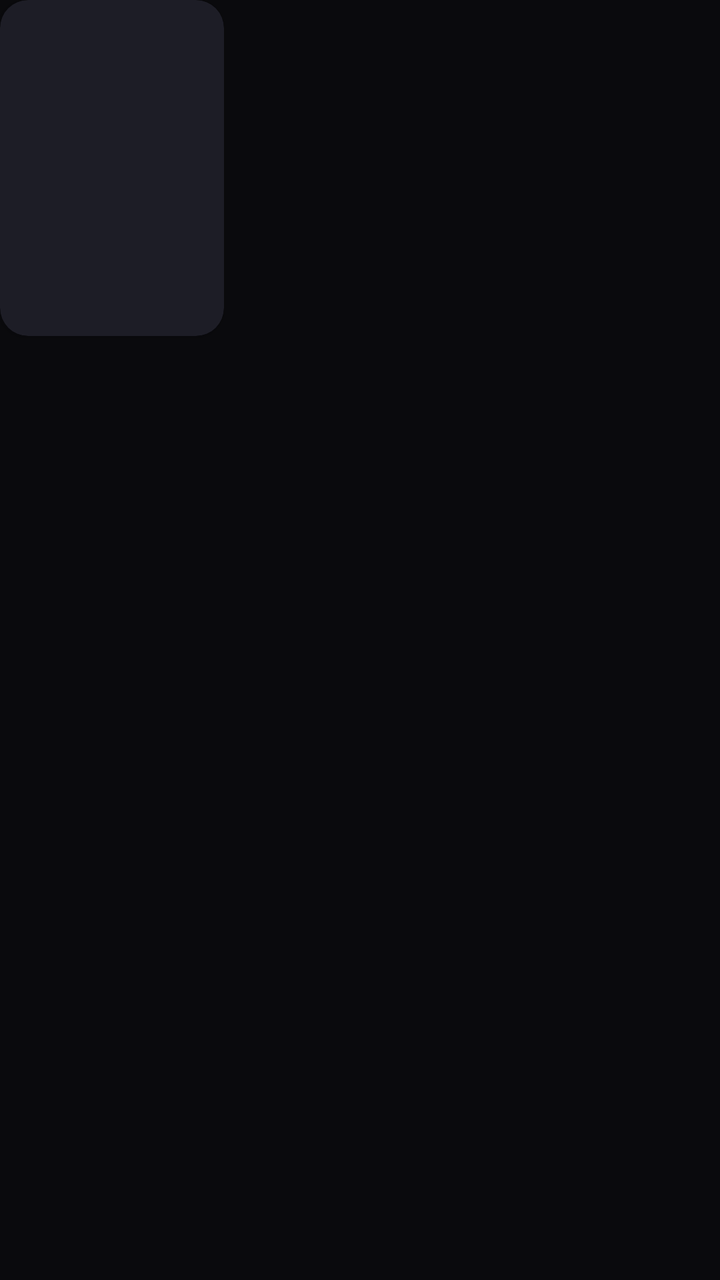
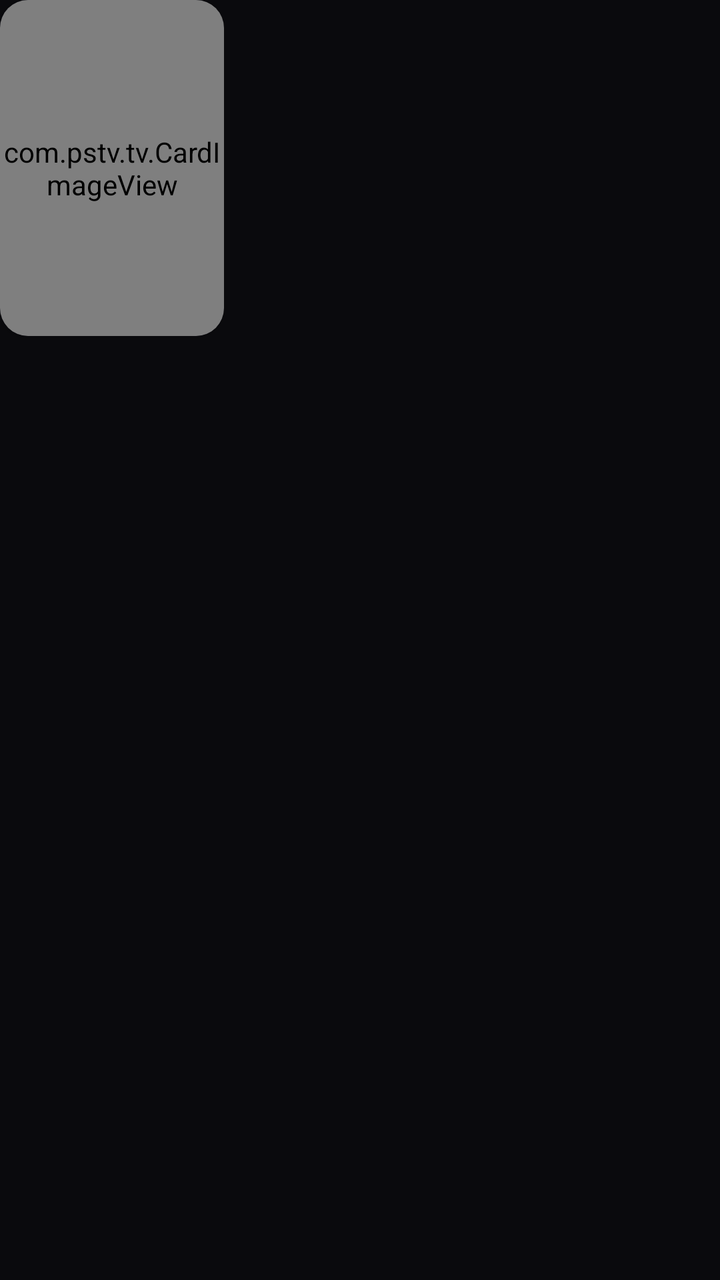

Before-and-after screenshots of an Android layout around one commit, followed by the original layout XML and the change that was made.
<!-- AndroidManifest.xml: application theme Theme.Pstv -->
<!-- res/layout/item_card.xml -->
<?xml version="1.0" encoding="utf-8"?>
<LinearLayout xmlns:android="http://schemas.android.com/apk/res/android"
    android:id="@+id/card"
    android:layout_width="wrap_content"
    android:layout_height="wrap_content"
    android:clipChildren="false"
    android:focusable="true"
    android:orientation="vertical">

    <FrameLayout
        android:id="@+id/card_frame"
        android:layout_width="@dimen/poster_w"
        android:layout_height="@dimen/poster_h"
        android:background="@drawable/card_bg"
        android:clipToOutline="true"
        android:duplicateParentState="true"
        android:elevation="2dp"
        android:foreground="@drawable/card_focus">

        <ImageView android:id="@+id/card_img" android:layout_width="match_parent" android:layout_height="match_parent" android:scaleType="centerCrop" />

        <TextView
            android:id="@+id/card_rank"
            android:layout_width="wrap_content"
            android:layout_height="wrap_content"
            android:layout_gravity="bottom|left"
            android:fontFamily="@string/font_strong"
            android:paddingLeft="8dp"
            android:shadowColor="#000000"
            android:shadowDx="0"
            android:shadowDy="2"
            android:shadowRadius="6"
            android:textColor="@color/text"
            android:textSize="@dimen/type_display"
            android:visibility="gone" />

        <View
            android:id="@+id/card_bar"
            android:layout_width="0dp"
            android:layout_height="3dp"
            android:layout_gravity="bottom"
            android:background="@color/text"
            android:visibility="gone" />
    </FrameLayout>

    
    <LinearLayout
        android:id="@+id/card_caption"
        android:layout_width="match_parent"
        android:layout_height="@dimen/caption_h"
        android:alpha="0"
        android:orientation="vertical"
        android:paddingLeft="2dp"
        android:paddingTop="6dp">

        <TextView
            android:id="@+id/card_label"
            android:layout_width="match_parent"
            android:layout_height="wrap_content"
            android:ellipsize="end"
            android:fontFamily="@string/font_medium"
            android:maxLines="1"
            android:textColor="@color/text"
            android:textSize="@dimen/type_caption" />

        <TextView
            android:id="@+id/card_sub"
            android:layout_width="match_parent"
            android:layout_height="wrap_content"
            android:ellipsize="end"
            android:maxLines="1"
            android:textColor="@color/text_dim"
            android:textSize="@dimen/type_micro" />
    </LinearLayout>
</LinearLayout>
<!-- resources referenced by this layout -->
<resources>
  <color name="text">#F5F5FA</color>
  <color name="text_dim">#A3A3B5</color>
  <dimen name="caption_h">38dp</dimen>
  <dimen name="poster_h">168dp</dimen>
  <dimen name="poster_w">112dp</dimen>
  <dimen name="type_caption">12sp</dimen>
  <dimen name="type_display">28sp</dimen>
  <dimen name="type_micro">11sp</dimen>
  <!-- drawable card_bg (drawable) -->
  <?xml version="1.0" encoding="utf-8"?>
  <shape xmlns:android="http://schemas.android.com/apk/res/android" android:shape="rectangle">
      <solid android:color="@color/surface2" />
      <corners android:radius="@dimen/radius_card" />
  </shape>
  <!-- drawable card_focus (drawable) -->
  <?xml version="1.0" encoding="utf-8"?>
  <selector xmlns:android="http://schemas.android.com/apk/res/android">
      <item android:state_focused="true">
          <shape android:shape="rectangle">
              <stroke android:width="3dp" android:color="@color/focus_ring" />
              <corners android:radius="@dimen/radius_card" />
          </shape>
      </item>
      <item>
          <shape android:shape="rectangle">
              <solid android:color="@android:color/transparent" />
          </shape>
      </item>
  </selector>
  <string name="font_medium">sans-serif-medium</string>
  <string name="font_strong">sans-serif-black</string>
  <style name="Theme.Pstv" parent="@android:style/Theme.Material.NoActionBar">
          <item name="android:windowBackground">@color/bg</item>
          <item name="android:colorBackground">@color/bg</item>
          <item name="android:colorAccent">@color/accent</item>
          <item name="android:textColorPrimary">@color/text</item>
          <item name="android:textColorSecondary">@color/text_dim</item>
          <item name="android:alertDialogTheme">@style/Theme.Pstv.Dialog</item>
          <item name="android:windowAnimationStyle">@null</item>
          <item name="android:fontFamily">@string/font_regular</item>
      </style>
  <color name="surface2">#1D1D26</color>
  <dimen name="radius_card">14dp</dimen>
  <color name="focus_ring">#FFFFFF</color>
  <color name="bg">#0A0A0D</color>
  <color name="accent">#7C5CFF</color>
  <style name="Theme.Pstv.Dialog" parent="@android:style/Theme.Material.Dialog.Alert">
          <item name="android:colorBackground">@color/surface</item>
          <item name="android:windowBackground">@drawable/frost_panel</item>
          <item name="android:colorAccent">@color/accent</item>
          <item name="android:textColorPrimary">@color/text</item>
          <item name="android:textColorSecondary">@color/text_dim</item>
      </style>
  <string name="font_regular">sans-serif</string>
  <color name="surface">#14141A</color>
  <!-- drawable frost_panel (drawable) -->
  <?xml version="1.0" encoding="utf-8"?>
  <shape xmlns:android="http://schemas.android.com/apk/res/android" android:shape="rectangle">
      <solid android:color="@color/frost" />
      <stroke android:width="1dp" android:color="@color/frost_edge" />
      <corners android:radius="@dimen/radius_panel" />
  </shape>
  <color name="frost">#D112121A</color>
  <color name="frost_edge">#1FFFFFFF</color>
  <dimen name="radius_panel">16dp</dimen>
</resources>

<!-- the commit's change to res/layout/item_card.xml (unified diff, before → after) -->
@@ -17,7 +17,7 @@
         android:elevation="2dp"
         android:foreground="@drawable/card_focus">
 
-        <ImageView android:id="@+id/card_img" android:layout_width="match_parent" android:layout_height="match_parent" android:scaleType="centerCrop" />
+        <com.pstv.tv.CardImageView android:id="@+id/card_img" android:layout_width="match_parent" android:layout_height="match_parent" />
 
         <TextView
             android:id="@+id/card_rank"
